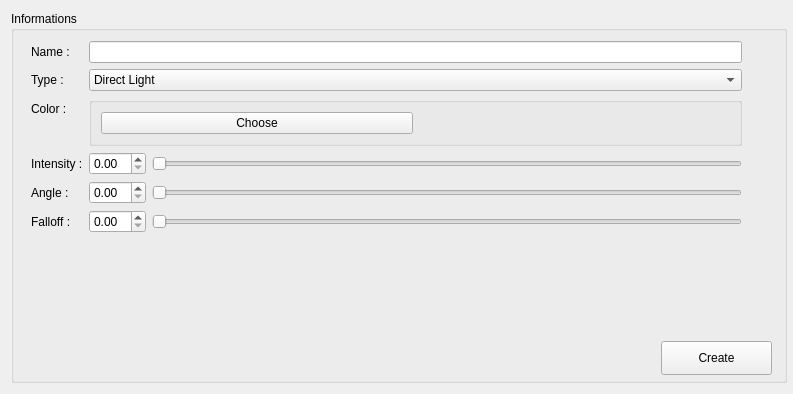
Before: the Qt Designer form Applications/MainApplication_BE/Gui/ui/LightCreator.ui in SylvainDeker/Radium-Engine, drawn with Qt 5.
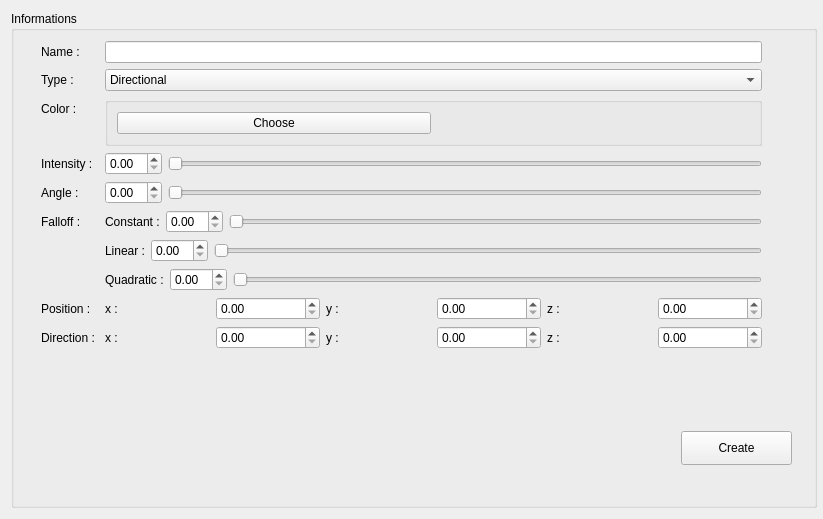
After: the same form once the commit is applied.

Commit message: Light Creator : Options and details added

Diff of the .ui file:
```diff
--- a/Applications/MainApplication_BE/Gui/ui/LightCreator.ui
+++ b/Applications/MainApplication_BE/Gui/ui/LightCreator.ui
@@ -6,8 +6,8 @@
    <rect>
     <x>0</x>
     <y>0</y>
-    <width>793</width>
-    <height>394</height>
+    <width>823</width>
+    <height>519</height>
    </rect>
   </property>
   <property name="sizePolicy">
@@ -31,10 +31,10 @@
      <widget class="QWidget" name="m_formLayoutWidget">
       <property name="geometry">
        <rect>
-        <x>10</x>
+        <x>20</x>
         <y>30</y>
-        <width>761</width>
-        <height>251</height>
+        <width>771</width>
+        <height>451</height>
        </rect>
       </property>
       <layout class="QFormLayout" name="m_formLayout">
@@ -62,7 +62,7 @@
         </widget>
        </item>
        <item row="1" column="1">
-        <widget class="QComboBox" name="m_typeComboBox">
+        <widget class="QComboBox" name="m_kind_of_light">
          <property name="minimumSize">
           <size>
            <width>120</width>
@@ -71,22 +71,22 @@
          </property>
          <item>
           <property name="text">
-           <string>Direct Light</string>
+           <string>Directional</string>
           </property>
          </item>
          <item>
           <property name="text">
-           <string>Omni Light</string>
+           <string>Spot</string>
           </property>
          </item>
          <item>
           <property name="text">
-           <string>Point Light</string>
+           <string>Point</string>
           </property>
          </item>
          <item>
           <property name="text">
-           <string>Spot Light</string>
+           <string>Area</string>
           </property>
          </item>
         </widget>
@@ -128,20 +128,6 @@
          </property>
         </widget>
        </item>
-       <item row="4" column="0">
-        <widget class="QLabel" name="m_angle_lab">
-         <property name="text">
-          <string>Angle : </string>
-         </property>
-        </widget>
-       </item>
-       <item row="5" column="0">
-        <widget class="QLabel" name="m_falloff_lab">
-         <property name="text">
-          <string>Falloff :</string>
-         </property>
-        </widget>
-       </item>
        <item row="3" column="1">
         <layout class="QHBoxLayout" name="m_intensity_layout">
          <item alignment="Qt::AlignLeft">
@@ -156,6 +142,13 @@
          </item>
         </layout>
        </item>
+       <item row="4" column="0">
+        <widget class="QLabel" name="m_angle_lab">
+         <property name="text">
+          <string>Angle : </string>
+         </property>
+        </widget>
+       </item>
        <item row="4" column="1">
         <layout class="QHBoxLayout" name="m_angle_layout">
          <item alignment="Qt::AlignLeft">
@@ -170,17 +163,159 @@
          </item>
         </layout>
        </item>
+       <item row="5" column="0">
+        <widget class="QLabel" name="m_falloff_lab">
+         <property name="text">
+          <string>Falloff :</string>
+         </property>
+        </widget>
+       </item>
+       <item row="6" column="0">
+        <widget class="QLabel" name="m_coord_lab">
+         <property name="text">
+          <string>Position : </string>
+         </property>
+        </widget>
+       </item>
+       <item row="6" column="1">
+        <layout class="QHBoxLayout" name="m_pos_layout">
+         <item>
+          <widget class="QLabel" name="m_pos_x_lab">
+           <property name="text">
+            <string>x :</string>
+           </property>
+          </widget>
+         </item>
+         <item>
+          <widget class="QDoubleSpinBox" name="m_pos_x_spin"/>
+         </item>
+         <item>
+          <widget class="QLabel" name="m_pos_y_lab">
+           <property name="text">
+            <string>y :</string>
+           </property>
+          </widget>
+         </item>
+         <item>
+          <widget class="QDoubleSpinBox" name="m_pos_y_spin"/>
+         </item>
+         <item>
+          <widget class="QLabel" name="m_pos_z_lab">
+           <property name="text">
+            <string>z :</string>
+           </property>
+          </widget>
+         </item>
+         <item>
+          <widget class="QDoubleSpinBox" name="m_pos_z_spin"/>
+         </item>
+        </layout>
+       </item>
+       <item row="7" column="0">
+        <widget class="QLabel" name="m_direction_lab">
+         <property name="text">
+          <string>Direction : </string>
+         </property>
+        </widget>
+       </item>
+       <item row="7" column="1">
+        <layout class="QHBoxLayout" name="m_dir_layout">
+         <item>
+          <widget class="QLabel" name="m_dir_x_lab">
+           <property name="text">
+            <string>x :</string>
+           </property>
+          </widget>
+         </item>
+         <item>
+          <widget class="QDoubleSpinBox" name="m_dir_y_spin"/>
+         </item>
+         <item>
+          <widget class="QLabel" name="m_dir_y_lab">
+           <property name="text">
+            <string>y :</string>
+           </property>
+          </widget>
+         </item>
+         <item>
+          <widget class="QDoubleSpinBox" name="m_dir_x_spin"/>
+         </item>
+         <item>
+          <widget class="QLabel" name="m_dir_z_lab">
+           <property name="text">
+            <string>z :</string>
+           </property>
+          </widget>
+         </item>
+         <item>
+          <widget class="QDoubleSpinBox" name="m_dir_z_spin"/>
+         </item>
+        </layout>
+       </item>
        <item row="5" column="1">
-        <layout class="QHBoxLayout" name="m_falloff_layout">
-         <item alignment="Qt::AlignLeft">
-          <widget class="QDoubleSpinBox" name="m_falloff_spinbox"/>
+        <layout class="QVBoxLayout" name="m_falloff_layout_main">
+         <item>
+          <layout class="QHBoxLayout" name="m_falloff_layout_constant">
+           <item>
+            <widget class="QLabel" name="m_falloff_lab_constant">
+             <property name="text">
+              <string>Constant :</string>
+             </property>
+            </widget>
+           </item>
+           <item>
+            <widget class="QDoubleSpinBox" name="m_falloff_spinbox_constant"/>
+           </item>
+           <item>
+            <widget class="QSlider" name="m_falloff_slider_constant">
+             <property name="orientation">
+              <enum>Qt::Horizontal</enum>
+             </property>
+            </widget>
+           </item>
+          </layout>
          </item>
          <item>
-          <widget class="QSlider" name="m_falloff_slider">
-           <property name="orientation">
-            <enum>Qt::Horizontal</enum>
-           </property>
-          </widget>
+          <layout class="QHBoxLayout" name="m_falloff_layout_linear">
+           <item>
+            <widget class="QLabel" name="m_falloff_lab_linear">
+             <property name="text">
+              <string>Linear :</string>
+             </property>
+            </widget>
+           </item>
+           <item>
+            <widget class="QDoubleSpinBox" name="m_falloff_spinbox_linear"/>
+           </item>
+           <item>
+            <widget class="QSlider" name="m_falloff_slider_linear">
+             <property name="orientation">
+              <enum>Qt::Horizontal</enum>
+             </property>
+            </widget>
+           </item>
+          </layout>
+         </item>
+         <item>
+          <layout class="QHBoxLayout" name="m_falloff_layout_quadratic">
+           <item>
+            <widget class="QLabel" name="m_falloff_lab_quadratic">
+             <property name="text">
+              <string>Quadratic :</string>
+             </property>
+            </widget>
+           </item>
+           <item>
+            <widget class="QDoubleSpinBox" name="m_falloff_spinbox_quadratic"/>
+           </item>
+           <item>
+            <widget class="QSlider" name="m_falloff_slider_quadratic">
+             <property name="orientation">
+              <enum>Qt::Horizontal</enum>
+             </property>
+            </widget>
+           </item>
+          </layout>
          </item>
         </layout>
        </item>
@@ -189,8 +324,8 @@
      <widget class="QPushButton" name="m_button_create">
       <property name="geometry">
        <rect>
-        <x>650</x>
-        <y>330</y>
+        <x>670</x>
+        <y>420</y>
         <width>111</width>
         <height>34</height>
        </rect>
```
The commit also changes 4 other files.
